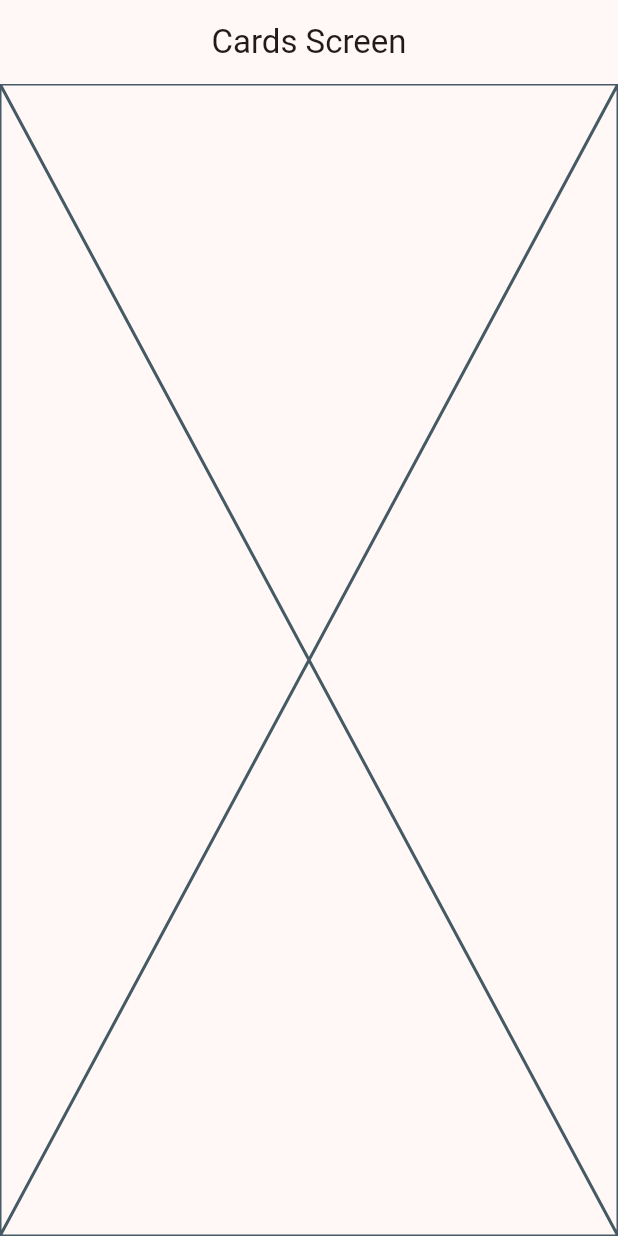
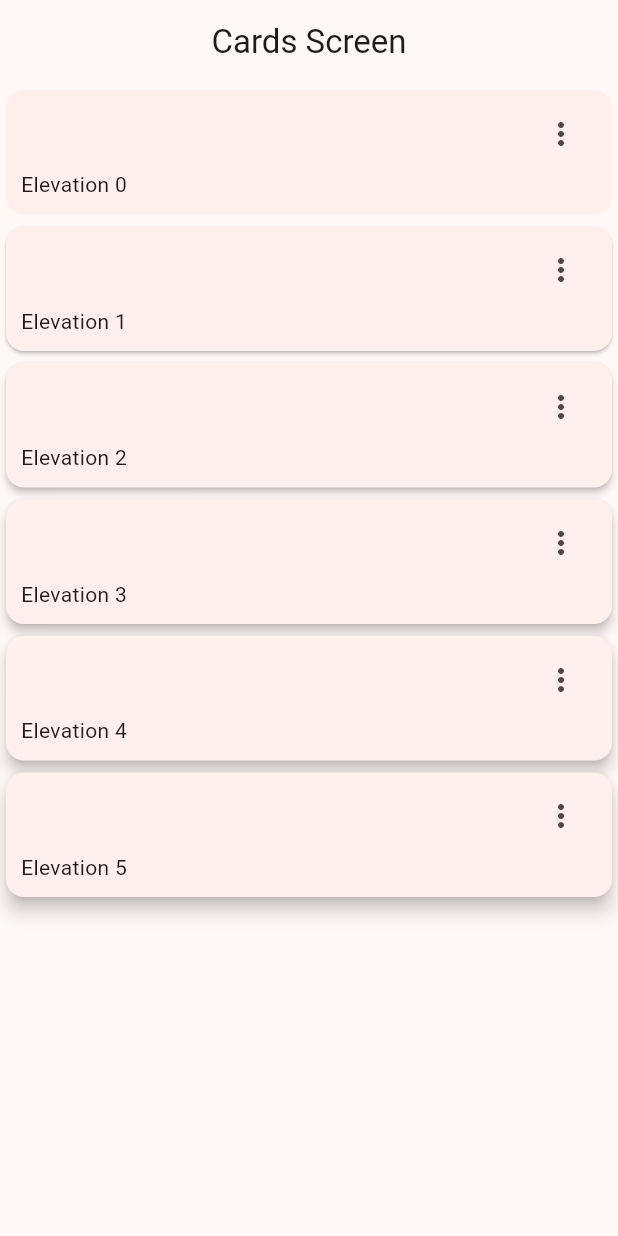
Before and after one commit to JulioFerreyra/widget_app, a Flutter app: the CardsScreen screen opened by its route, on a phone screen of 412 x 824 dp. Run offline on Flutter 3.47's test engine with Material 2 defaults, Android fonts, the phone set to English and light mode, and no system bars; our stand-ins replace go_router.

Commit message:
agregué las tarjetas de tipo 1

```diff
--- a/lib/presentation/screens/cards/cards.screen.dart
+++ b/lib/presentation/screens/cards/cards.screen.dart
@@ -1,7 +1,28 @@
 import 'package:flutter/material.dart';
 
+const List<Map<String, dynamic>> cards = [
+  {"elevation": 0.0, "label": "Elevation 0"},
+  {"elevation": 1.0, "label": "Elevation 1"},
+  {
+    "elevation": 2.0,
+    "label": "Elevation 2",
+  },
+  {
+    "elevation": 3.0,
+    "label": "Elevation 3",
+  },
+  {
+    "elevation": 4.0,
+    "label": "Elevation 4",
+  },
+  {
+    "elevation": 5.0,
+    "label": "Elevation 5",
+  }
+];
+
 class CardsScreen extends StatelessWidget {
- static const String name = "cards_screen";
+  static const String name = "cards_screen";
 
   const CardsScreen({super.key});
 
@@ -9,7 +30,53 @@ class CardsScreen extends StatelessWidget {
   Widget build(BuildContext context) {
     return Scaffold(
       appBar: AppBar(title: const Text("Cards Screen")),
-      body:  const Placeholder(),
+      body: const _CardView(),
     );
   }
 }
+
+class _CardView extends StatelessWidget {
+  const _CardView();
+
+  @override
+  Widget build(BuildContext context) {
+    return SingleChildScrollView(
+      child: Column(
+        children: [
+          ...cards.map((card) =>
+              _CardType1(label: card["label"], elevation: card["elevation"])),
+
+        ],
+      ),
+    );
+  }
+}
+
+class _CardType1 extends StatelessWidget {
+  final String label;
+  final double elevation;
+
+  const _CardType1({required this.label, required this.elevation});
+
+  @override
+  Widget build(BuildContext context) {
+    return Card(
+      elevation: elevation,
+      child: Padding(
+        padding: const EdgeInsets.fromLTRB(10, 5, 10, 10),
+        child: Column(children: [
+          Align(
+              alignment: Alignment.topRight,
+              child: IconButton(
+                icon: const Icon(Icons.more_vert_outlined),
+                onPressed: () {},
+              )),
+              Align(
+                alignment: Alignment.bottomLeft,
+                child: Text(label),
+              ),
+        ]),
+      ),
+    );
+  }
+}
```
